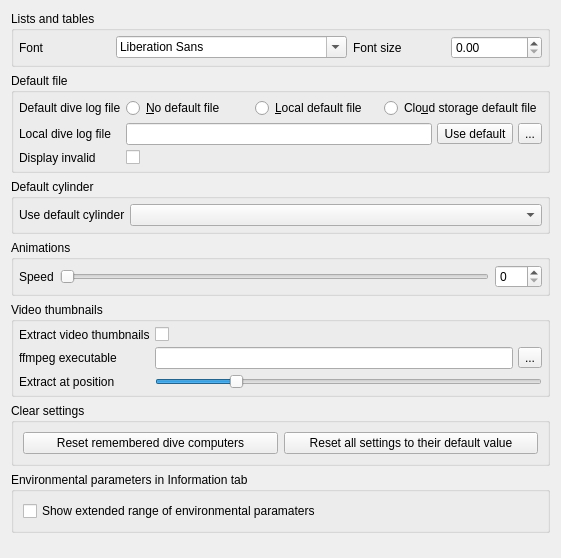
Qt form desktop-widgets/preferences/preferences_defaults.ui (subsurface/subsurface) before a commit.
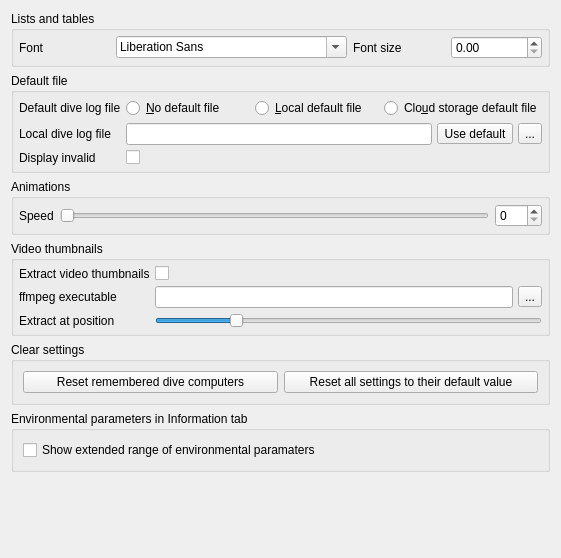
The same form after that commit.

Commit message:
Preferences UI: create new equipment tab
Remove the "Show unused cylinders" checkbox (Profile tab) and the
"Set default cylinder" qTextEdit box (General tab) and put them in a
separate and new Equipment tab. This sounds like a simple task but,
as can be seen from the files changed, was actually a complex matter.
Adapt the existing test programs (General and TechDetails) for creating
a test program that tests parts of the Equipment tab.

```diff
--- a/desktop-widgets/preferences/preferences_defaults.ui
+++ b/desktop-widgets/preferences/preferences_defaults.ui
@@ -141,38 +141,6 @@
      </layout>
     </widget>
    </item>
-   <item>
-    <widget class="QGroupBox" name="groupBox_6">
-     <property name="title">
-      <string>Default cylinder</string>
-     </property>
-     <layout class="QFormLayout" name="formLayout_6">
-      <property name="horizontalSpacing">
-       <number>5</number>
-      </property>
-      <property name="verticalSpacing">
-       <number>5</number>
-      </property>
-      <property name="margin">
-       <number>5</number>
-      </property>
-      <item row="0" column="0">
-       <widget class="QLabel" name="label_11">
-        <property name="text">
-         <string>Use default cylinder</string>
-        </property>
-       </widget>
-      </item>
-      <item row="0" column="1">
-       <layout class="QHBoxLayout" name="horizontalLayout_3">
-        <item>
-         <widget class="QComboBox" name="default_cylinder"/>
-        </item>
-       </layout>
-      </item>
-     </layout>
-    </widget>
-   </item>
    <item>
     <widget class="QGroupBox" name="groupBox_7">
      <property name="title">
```
The commit also changes 24 other files.
